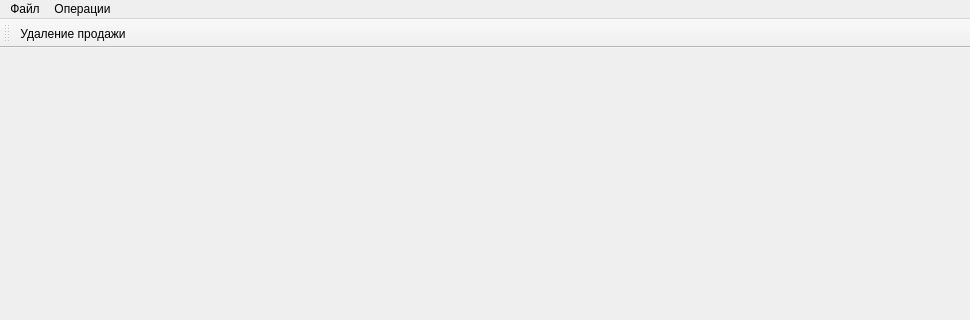
rust3128/MPosEdit, file mainwindow.ui: the form before one commit; both pictures show x 0 to 970 and y 0 to 320 of the 970 by 595 pixel window.
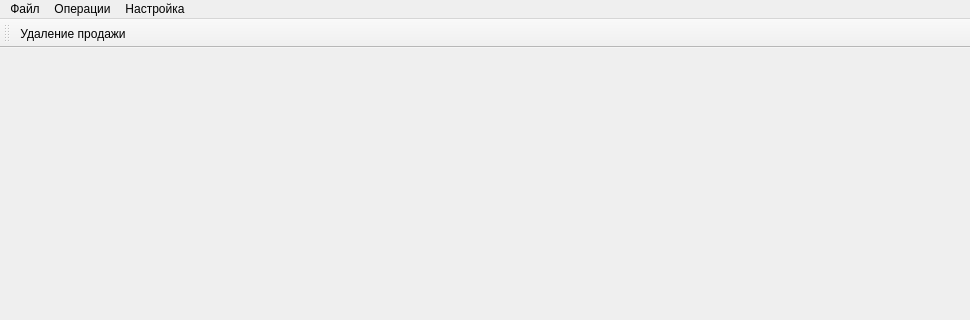
The form after the commit. Icons and pictures are not drawn.

Diff of the .ui file:
```diff
--- a/mainwindow.ui
+++ b/mainwindow.ui
@@ -97,7 +97,7 @@
      <x>0</x>
      <y>0</y>
      <width>970</width>
-     <height>21</height>
+     <height>23</height>
     </rect>
    </property>
    <widget class="QMenu" name="menuFile">
@@ -112,8 +112,15 @@
     </property>
     <addaction name="actionClearSaleorders"/>
    </widget>
+   <widget class="QMenu" name="menuSettings">
+    <property name="title">
+     <string>Настройка</string>
+    </property>
+    <addaction name="actionUsers"/>
+   </widget>
    <addaction name="menuFile"/>
    <addaction name="menuWork"/>
+   <addaction name="menuSettings"/>
   </widget>
   <widget class="QToolBar" name="mainToolBar">
    <property name="iconSize">
```
Left out of the diff: 13 changed lines with no effect on the pictures.
